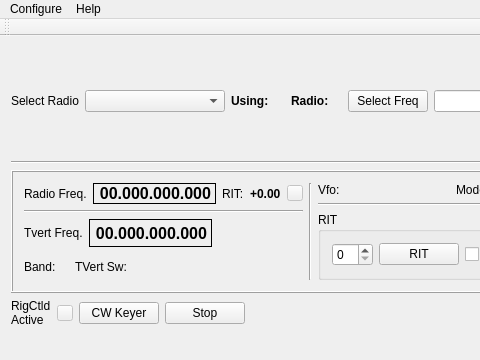
First picture: the form in mqt/MqtRigControl/rigcontrolmainwindow.ui, repository Rsclub22/Minos2-Mirror, before the edit; both pictures show x 0 to 480 and y 0 to 360 of the 1028 by 360 pixel window.
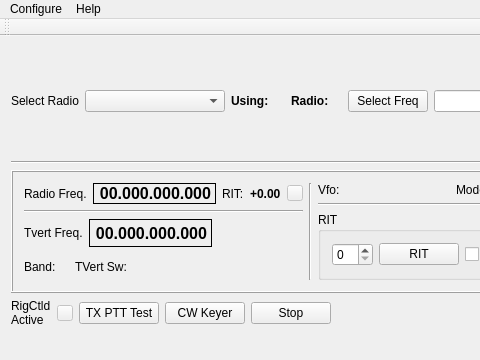
Second picture: the form after the edit. Custom widgets are drawn as their Qt base class.

Patch:
```diff
--- a/mqt/MqtRigControl/rigcontrolmainwindow.ui
+++ b/mqt/MqtRigControl/rigcontrolmainwindow.ui
@@ -1117,6 +1117,13 @@
         </item>
        </layout>
       </item>
+      <item>
+       <widget class="QPushButton" name="txPttTestPb">
+        <property name="text">
+         <string>TX PTT Test</string>
+        </property>
+       </widget>
+      </item>
       <item>
        <widget class="QPushButton" name="cwKeyerPb">
         <property name="text">
```
